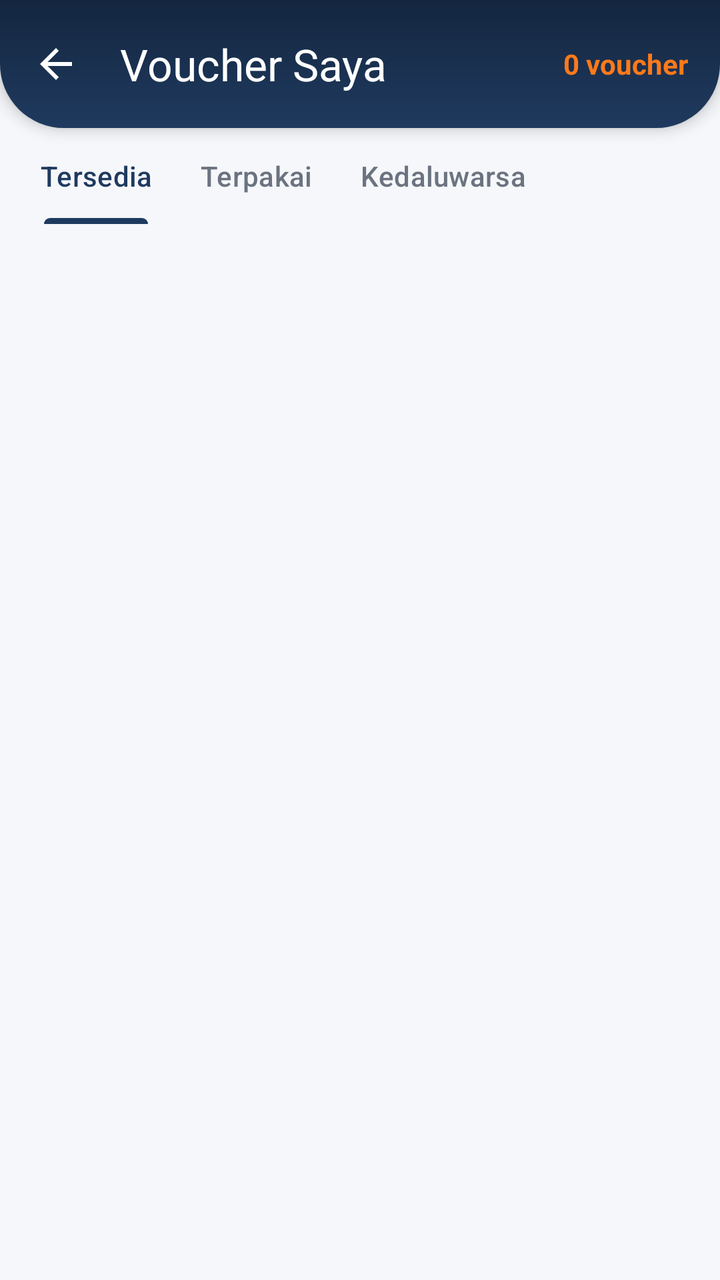
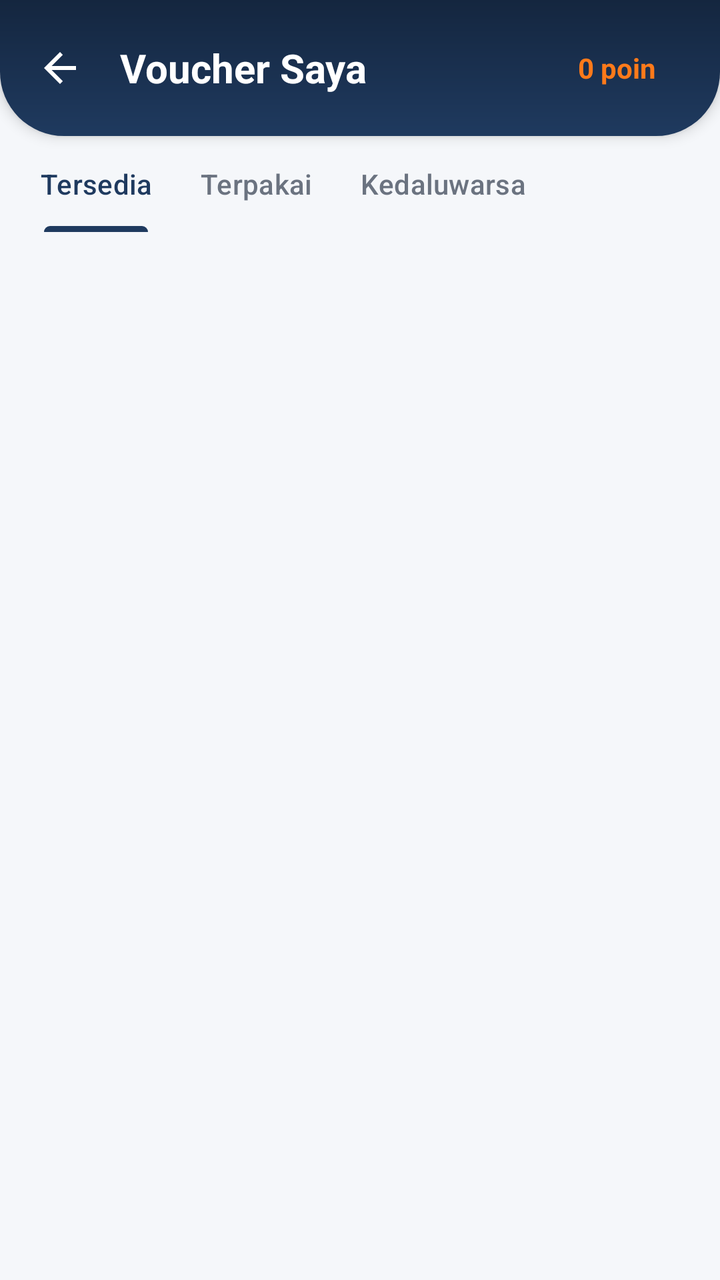

Two renders of the same Android screen: before a commit and after it. Below are the layout's source before the change and the commit's diff.
<!-- AndroidManifest.xml: application theme Theme.MobileProject -->
<!-- res/layout/activity_voucher_saya.xml -->
<?xml version="1.0" encoding="utf-8"?>
<LinearLayout xmlns:android="http://schemas.android.com/apk/res/android"
    xmlns:app="http://schemas.android.com/apk/res-auto"
    xmlns:tools="http://schemas.android.com/tools"
    android:id="@+id/main"
    android:layout_width="match_parent"
    android:layout_height="match_parent"
    android:background="@color/bk_bg_screen"
    android:orientation="vertical"
    tools:context=".VoucherSayaActivity">

    
    <LinearLayout
        android:id="@+id/header"
        android:layout_width="match_parent"
        android:layout_height="wrap_content"
        android:background="@drawable/bg_header"
        android:elevation="4dp"
        android:gravity="center_vertical"
        android:orientation="horizontal">

        <com.google.android.material.appbar.MaterialToolbar
            android:id="@+id/toolbar"
            android:layout_width="0dp"
            android:layout_height="?attr/actionBarSize"
            android:layout_weight="1"
            android:background="@android:color/transparent"
            app:navigationIcon="?attr/homeAsUpIndicator"
            app:navigationIconTint="@android:color/white"
            app:title="Voucher Saya"
            app:titleTextColor="@android:color/white" />

        <TextView
            android:id="@+id/tvTotalVoucher"
            android:layout_width="wrap_content"
            android:layout_height="wrap_content"
            android:layout_marginEnd="16dp"
            android:text="0 voucher"
            android:textColor="@color/bk_accent"
            android:textSize="14sp"
            android:textStyle="bold" />

    </LinearLayout>

    
    <com.google.android.material.tabs.TabLayout
        android:id="@+id/tabFilter"
        android:layout_width="match_parent"
        android:layout_height="wrap_content"
        android:layout_marginStart="8dp"
        android:background="@android:color/transparent"
        app:tabGravity="start"
        app:tabIndicatorColor="@color/bk_primary"
        app:tabMode="scrollable"
        app:tabSelectedTextColor="@color/bk_primary"
        app:tabTextColor="@color/bk_text_secondary">

        <com.google.android.material.tabs.TabItem
            android:layout_width="wrap_content"
            android:layout_height="wrap_content"
            android:text="Tersedia" />

        <com.google.android.material.tabs.TabItem
            android:layout_width="wrap_content"
            android:layout_height="wrap_content"
            android:text="Terpakai" />

        <com.google.android.material.tabs.TabItem
            android:layout_width="wrap_content"
            android:layout_height="wrap_content"
            android:text="Kedaluwarsa" />
    </com.google.android.material.tabs.TabLayout>

    
    <androidx.core.widget.NestedScrollView
        android:layout_width="match_parent"
        android:layout_height="match_parent"
        android:clipToPadding="false"
        android:paddingBottom="24dp">

        <LinearLayout
            android:layout_width="match_parent"
            android:layout_height="wrap_content"
            android:orientation="vertical"
            android:paddingStart="16dp"
            android:paddingTop="12dp"
            android:paddingEnd="16dp">

            
            <androidx.recyclerview.widget.RecyclerView
                android:id="@+id/rvVouchers"
                android:layout_width="match_parent"
                android:layout_height="wrap_content"
                android:nestedScrollingEnabled="false" />

            
            <LinearLayout
                android:id="@+id/tvKosong"
                android:layout_width="match_parent"
                android:layout_height="wrap_content"
                android:gravity="center"
                android:orientation="vertical"
                android:padding="28dp"
                android:visibility="gone">

                <ImageView
                    android:layout_width="24dp"
                    android:layout_height="24dp"
                    android:contentDescription="@null"
                    android:src="@drawable/ic_history"
                    app:tint="@color/bk_text_secondary" />

                <TextView
                    android:layout_width="wrap_content"
                    android:layout_height="wrap_content"
                    android:layout_marginTop="8dp"
                    android:text="Belum ada voucher untuk filter ini."
                    android:textColor="@color/bk_text_secondary"
                    android:textSize="12sp" />
            </LinearLayout>
        </LinearLayout>
    </androidx.core.widget.NestedScrollView>
</LinearLayout>
<!-- resources referenced by this layout -->
<resources>
  <color name="bk_accent">#FF7A1A</color>
  <color name="bk_bg_screen">#F5F7FA</color>
  <color name="bk_primary">#1F3A5F</color>
  <color name="bk_text_secondary">#6B7380</color>
  <!-- drawable bg_header (drawable) -->
  <?xml version="1.0" encoding="utf-8"?>
  <shape xmlns:android="http://schemas.android.com/apk/res/android"
      android:shape="rectangle">
      <gradient
          android:angle="270"
          android:endColor="@color/bk_primary"
          android:startColor="@color/bk_primary_dark" />
      <corners
          android:bottomLeftRadius="32dp"
          android:bottomRightRadius="32dp" />
  </shape>
  <!-- drawable ic_history (drawable) -->
  <?xml version="1.0" encoding="utf-8"?>
  <vector xmlns:android="http://schemas.android.com/apk/res/android"
      android:width="24dp"
      android:height="24dp"
      android:viewportWidth="24"
      android:viewportHeight="24">
      <path
          android:fillColor="#FF000000"
          android:pathData="M13,3c-4.97,0 -9,4.03 -9,9L1,12l3.89,3.89 0.07,0.14L9,12L6,12c0,-3.87 3.13,-7 7,-7s7,3.13 7,7 -3.13,7 -7,7c-1.93,0 -3.68,-0.79 -4.94,-2.06l-1.42,1.42C8.27,19.99 10.51,21 13,21c4.97,0 9,-4.03 9,-9s-4.03,-9 -9,-9zM12,8v5l4.28,2.54 0.72,-1.21 -3.5,-2.08L13.5,8L12,8z" />
  </vector>
  <style name="Theme.MobileProject" parent="Base.Theme.MobileProject" />
  <color name="bk_primary_dark">#14263F</color>
  <style name="Base.Theme.MobileProject" parent="Theme.Material3.DayNight.NoActionBar">
  
      </style>
</resources>

<!-- the commit's change to res/layout/activity_voucher_saya.xml (unified diff, before → after) -->
@@ -9,7 +9,6 @@
     android:orientation="vertical"
     tools:context=".VoucherSayaActivity">
 
-    
     <LinearLayout
         android:id="@+id/header"
         android:layout_width="match_parent"
@@ -17,30 +16,44 @@
         android:background="@drawable/bg_header"
         android:elevation="4dp"
         android:gravity="center_vertical"
-        android:orientation="horizontal">
+        android:orientation="horizontal"
+        android:paddingStart="8dp"
+        android:paddingTop="12dp"
+        android:paddingEnd="16dp"
+        android:paddingBottom="12dp">
 
-        <com.google.android.material.appbar.MaterialToolbar
-            android:id="@+id/toolbar"
+        <ImageView
+            android:id="@+id/btnBack"
+            android:layout_width="44dp"
+            android:layout_height="44dp"
+            android:background="?attr/selectableItemBackgroundBorderless"
+            android:contentDescription="Kembali"
+            android:padding="10dp"
+            android:rotation="180"
+            app:tint="@android:color/white"
+            android:src="@drawable/ic_arrow_forward" />
+
+        <TextView
+            android:id="@+id/tvJudul"
             android:layout_width="0dp"
-            android:layout_height="?attr/actionBarSize"
+            android:layout_height="wrap_content"
+            android:layout_marginStart="8dp"
             android:layout_weight="1"
-            android:background="@android:color/transparent"
-            app:navigationIcon="?attr/homeAsUpIndicator"
-            app:navigationIconTint="@android:color/white"
-            app:title="Voucher Saya"
-            app:titleTextColor="@android:color/white" />
-
+            android:text="Voucher Saya"
+            android:textColor="@android:color/white"
+            android:textSize="20sp"
+            android:textStyle="bold" />
         <TextView
             android:id="@+id/tvTotalVoucher"
             android:layout_width="wrap_content"
             android:layout_height="wrap_content"
             android:layout_marginEnd="16dp"
-            android:text="0 voucher"
+            android:text="0 poin"
             android:textColor="@color/bk_accent"
             android:textSize="14sp"
             android:textStyle="bold" />
+    </LinearLayout>
 
-    </LinearLayout>
 
     
     <com.google.android.material.tabs.TabLayout
<!-- resource entries referenced after the edit -->
@@ -16,6 +16,17 @@
           android:bottomLeftRadius="32dp"
           android:bottomRightRadius="32dp" />
   </shape>
+  <!-- drawable ic_arrow_forward (drawable) -->
+  <?xml version="1.0" encoding="utf-8"?>
+  <vector xmlns:android="http://schemas.android.com/apk/res/android"
+      android:width="24dp"
+      android:height="24dp"
+      android:viewportWidth="24"
+      android:viewportHeight="24">
+      <path
+          android:fillColor="#FF000000"
+          android:pathData="M12,4l-1.41,1.41L16.17,11H4v2h12.17l-5.58,5.59L12,20l8,-8z" />
+  </vector>
   <!-- drawable ic_history (drawable) -->
   <?xml version="1.0" encoding="utf-8"?>
   <vector xmlns:android="http://schemas.android.com/apk/res/android"
